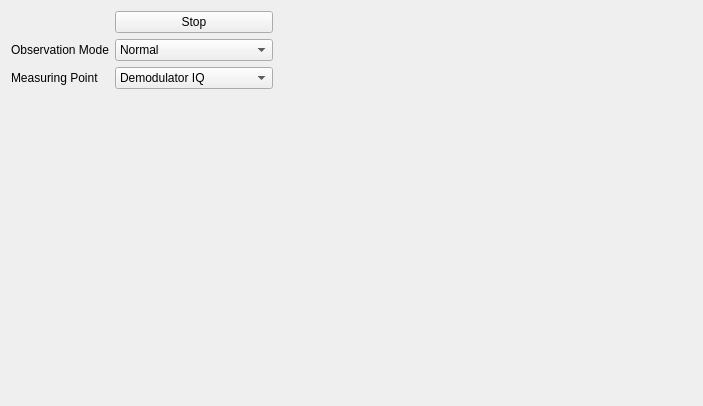
Qt form iqplot.ui (stahir/updatedvb) before a commit.
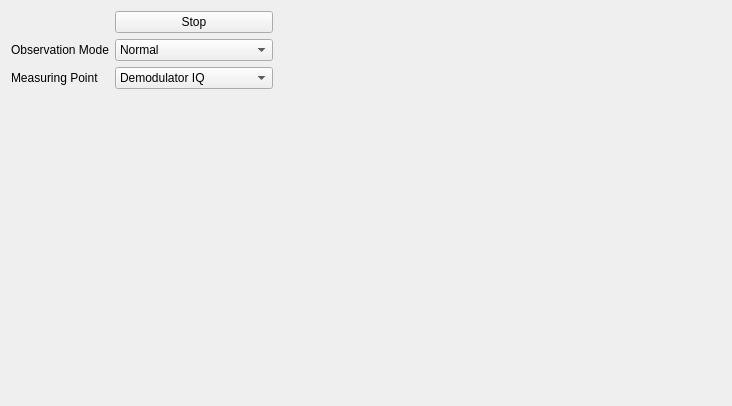
The same form after that commit. Custom widgets are drawn as their Qt base class.

Commit message: add modcods to iqplot, thanks Andy

Patch:
```diff
--- a/iqplot.ui
+++ b/iqplot.ui
@@ -6,16 +6,41 @@
    <rect>
     <x>0</x>
     <y>0</y>
-    <width>703</width>
+    <width>732</width>
     <height>404</height>
    </rect>
   </property>
+  <property name="sizePolicy">
+   <sizepolicy hsizetype="Expanding" vsizetype="Preferred">
+    <horstretch>0</horstretch>
+    <verstretch>0</verstretch>
+   </sizepolicy>
+  </property>
   <property name="windowTitle">
    <string>Form</string>
   </property>
   <layout class="QGridLayout" name="gridLayout_3">
    <item row="0" column="0">
+    <widget class="QWidget" name="iqplot_widget" native="true">
+     <property name="sizePolicy">
+      <sizepolicy hsizetype="Expanding" vsizetype="Preferred">
+       <horstretch>0</horstretch>
+       <verstretch>0</verstretch>
+      </sizepolicy>
+     </property>
     <layout class="QGridLayout" name="gridLayout">
+      <property name="leftMargin">
+       <number>0</number>
+      </property>
+      <property name="topMargin">
+       <number>0</number>
+      </property>
+      <property name="rightMargin">
+       <number>0</number>
+      </property>
+      <property name="bottomMargin">
+       <number>0</number>
+      </property>
      <item row="0" column="1">
       <widget class="QwtPlot" name="qwtPlot">
        <property name="sizePolicy">
@@ -150,6 +175,7 @@
       </layout>
      </item>
     </layout>
+    </widget>
    </item>
   </layout>
  </widget>
```
Left out of the diff: 30 changed lines with no effect on the pictures. Lines whose indentation alone changed are shown as unchanged. The commit also changes 4 other files.
